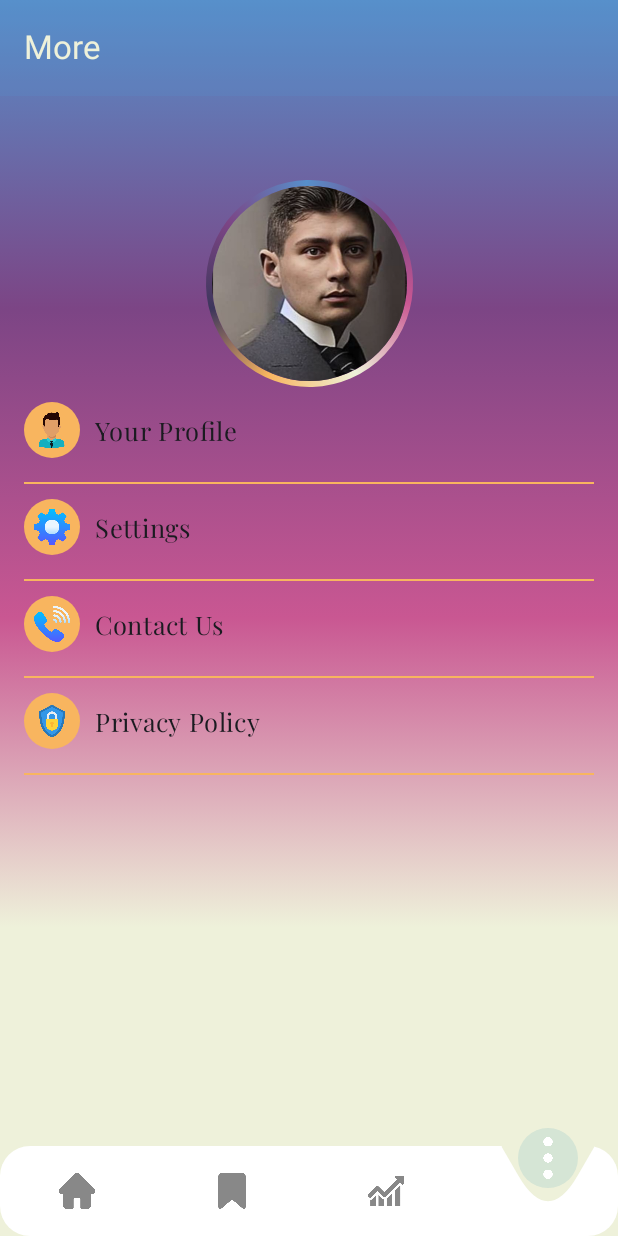
After one commit to MahmoudElshaarawy2020/NewsDBTask, an Android app built with Jetpack Compose: the MoreScreen screen opened through its navigation route, on a phone screen of 412 x 824 dp. The commit adds this screen. Run offline under Robolectric (Android 15) with nearby library versions, the phone set to English and light mode, and no system bars; our stand-ins replace Dagger/Hilt's generated code, Shimmer, accompanist, paging; libraries missing offline, so code that uses them is left out: com.google.accompanist.navigation.

Commit message:
Finished the animation of the more screen

```diff
--- a/app/build.gradle.kts
+++ b/app/build.gradle.kts
@@ -66,6 +66,8 @@ dependencies {
     debugImplementation(libs.androidx.ui.tooling)
     debugImplementation(libs.androidx.ui.test.manifest)
     implementation ("com.github.PhilJay:MPAndroidChart:v3.1.0")
+    implementation ("com.google.accompanist:accompanist-navigation-animation:0.34.0")
+
 
 
 //    //vice charts
--- a/app/src/main/java/com/example/newsdbtask/navigation/AppNavigation.kt
+++ b/app/src/main/java/com/example/newsdbtask/navigation/AppNavigation.kt
@@ -1,4 +1,16 @@
 package com.example.newsdbtask.navigation
+
+import androidx.compose.animation.ExperimentalAnimationApi
+import androidx.compose.animation.core.tween
+import androidx.compose.animation.AnimatedContentScope
+import androidx.compose.animation.EnterTransition
+import androidx.compose.animation.ExitTransition
+import androidx.compose.animation.fadeIn
+import androidx.compose.animation.fadeOut
+import androidx.compose.animation.scaleIn
+import androidx.compose.animation.scaleOut
+import androidx.compose.animation.slideInHorizontally
+import androidx.compose.animation.slideOutHorizontally
 
 import androidx.compose.foundation.layout.fillMaxSize
 import androidx.compose.foundation.layout.navigationBarsPadding
@@ -8,8 +20,6 @@ import androidx.compose.material3.Scaffold
 import androidx.compose.runtime.Composable
 import androidx.compose.ui.Modifier
 import androidx.navigation.NavHostController
-import androidx.navigation.compose.NavHost
-import androidx.navigation.compose.composable
 import androidx.navigation.compose.currentBackStackEntryAsState
 import com.example.newsdbtask.R
 import com.example.newsdbtask.navigation.nav_bar.BottomNavItem
@@ -17,7 +27,12 @@ import com.example.newsdbtask.navigation.nav_bar.BottomNavigationBar
 import com.example.newsdbtask.ui.presentation.chart.ChartScreen
 import com.example.newsdbtask.ui.presentation.favorite.FavoriteScreen
 import com.example.newsdbtask.ui.presentation.home.HomeScreen
+import com.example.newsdbtask.ui.presentation.more.MoreScreen
+import com.google.accompanist.navigation.animation.AnimatedNavHost
+import com.google.accompanist.navigation.animation.composable
 
+
+@OptIn(ExperimentalAnimationApi::class)
 @Composable
 fun AppNavigation(
     navController: NavHostController,
@@ -40,6 +55,10 @@ fun AppNavigation(
         BottomNavItem(
             label = "Chart",
             icon = R.drawable.chart_ic
+        ),
+        BottomNavItem(
+            label = "More",
+            icon = R.drawable.more_ic
         )
     )
 
@@ -47,6 +66,7 @@ fun AppNavigation(
         currentRoute?.contains(Screen.Home.route) == true -> 0
         currentRoute?.contains(Screen.Favorite.route) == true -> 1
         currentRoute?.contains(Screen.Chart.route) == true -> 2
+        currentRoute?.contains(Screen.More.route) == true -> 3
         else -> -1
     }
 
@@ -55,7 +75,12 @@ fun AppNavigation(
             .fillMaxSize()
             .navigationBarsPadding(),
         bottomBar = {
-            if (currentRoute?.contains(Screen.Home.route) == true || currentRoute?.contains(Screen.Favorite.route) == true || currentRoute?.contains(Screen.Chart.route) == true) {
+            if (
+                currentRoute?.contains(Screen.Home.route) == true ||
+                currentRoute?.contains(Screen.Favorite.route) == true ||
+                currentRoute?.contains(Screen.Chart.route) == true ||
+                currentRoute?.contains(Screen.More.route) == true
+            ) {
                 BottomNavigationBar(
                     items = bottomNavItems,
                     selectedIndex = selectedItemIndex,
@@ -84,6 +109,14 @@ fun AppNavigation(
                                     restoreState = true
                                 }
                             }
+
+                            3 -> {
+                                navController.navigate(Screen.More.route) {
+                                    popUpTo(Screen.Home.route) { saveState = true }
+                                    launchSingleTop = true
+                                    restoreState = true
+                                }
+                            }
                         }
                     }
                 )
@@ -92,30 +125,46 @@ fun AppNavigation(
         },
         containerColor = MaterialTheme.colorScheme.background
     ) { innerPadding ->
-        NavHost(
+        AnimatedNavHost(
             navController = navController,
             startDestination = startDestination,
-            modifier = Modifier
-                .fillMaxSize()
+            modifier = Modifier.fillMaxSize(),
+            enterTransition = {
+                if (targetState.destination.route == Screen.More.route) {
+                    fadeIn() + scaleIn()
+                } else EnterTransition.None
+            },
+            exitTransition = {
+                if (initialState.destination.route == Screen.More.route) {
+                    fadeOut() + scaleOut()
+
+                } else ExitTransition.None
+            },
+            popEnterTransition = {
+                if (targetState.destination.route == Screen.More.route) {
+                    fadeIn() + scaleIn()
+                } else EnterTransition.None
+            },
+            popExitTransition = {
+                if (initialState.destination.route == Screen.More.route) {
+                    fadeOut() + scaleOut()
+                } else ExitTransition.None
+            }
+
         ) {
             composable(Screen.Home.route) {
-                HomeScreen(
-                    navController = navController,
-                )
+                HomeScreen(navController = navController)
             }
             composable(Screen.Favorite.route) {
-                FavoriteScreen(
-                    modifier = Modifier
-                        .fillMaxSize()
-                )
+                FavoriteScreen(Modifier.fillMaxSize())
             }
-
             composable(Screen.Chart.route) {
-                ChartScreen(
-                    modifier = Modifier
-                        .fillMaxSize()
-                )
+                ChartScreen(Modifier.fillMaxSize())
+            }
+            composable(Screen.More.route) {
+                MoreScreen(Modifier.fillMaxSize())
             }
         }
+
     }
 }
--- a/app/src/main/java/com/example/newsdbtask/navigation/Screen.kt
+++ b/app/src/main/java/com/example/newsdbtask/navigation/Screen.kt
@@ -4,4 +4,5 @@ sealed class Screen(val route: String) {
     object Home : Screen("home_screen")
     object Favorite : Screen("favorite_screen")
     object Chart : Screen("chart_screen")
+    object More : Screen("more_screen")
 }
--- /dev/null
+++ b/app/src/main/java/com/example/newsdbtask/ui/presentation/components/animation/CustomRow.kt
@@ -0,0 +1,157 @@
+package com.example.newsdbtask.ui.presentation.components.animation
+
+import androidx.compose.foundation.background
+import androidx.compose.foundation.clickable
+import androidx.compose.foundation.interaction.MutableInteractionSource
+import androidx.compose.foundation.interaction.PressInteraction
+import androidx.compose.foundation.layout.Arrangement
+import androidx.compose.foundation.layout.Box
+import androidx.compose.foundation.layout.Column
+import androidx.compose.foundation.layout.Row
+import androidx.compose.foundation.layout.Spacer
+import androidx.compose.foundation.layout.fillMaxWidth
+import androidx.compose.foundation.layout.padding
+import androidx.compose.foundation.layout.size
+import androidx.compose.foundation.shape.CircleShape
+import androidx.compose.material3.Divider
+import androidx.compose.material3.Icon
+import androidx.compose.material3.Text
+import androidx.compose.runtime.Composable
+import androidx.compose.runtime.LaunchedEffect
+import androidx.compose.runtime.getValue
+import androidx.compose.runtime.remember
+import androidx.compose.runtime.rememberCoroutineScope
+import androidx.compose.runtime.rememberUpdatedState
+import androidx.compose.ui.Alignment
+import androidx.compose.ui.Modifier
+import androidx.compose.ui.draw.clip
+import androidx.compose.ui.graphics.Color
+import androidx.compose.ui.graphics.TransformOrigin
+import androidx.compose.ui.graphics.graphicsLayer
+import androidx.compose.ui.res.colorResource
+import androidx.compose.ui.res.painterResource
+import androidx.compose.ui.text.font.Font
+import androidx.compose.ui.text.font.FontFamily
+import androidx.compose.ui.unit.dp
+import androidx.compose.ui.unit.sp
+import com.example.newsdbtask.R
+import kotlinx.coroutines.CoroutineScope
+
+@Composable
+fun CustomRow(
+    text: String,
+    icon: Int,
+    onClick: () -> Unit = {}
+) {
+    val interactionSource = remember { MutableInteractionSource() }
+    val jumpState = rememberJumpAnimationState(
+        onClick = onClick,
+        interactionSource = interactionSource
+    )
+
+    val customFontFamily = FontFamily(Font(R.font.my_font))
+
+    Column(
+        modifier = Modifier.fillMaxWidth(),
+        horizontalAlignment = Alignment.CenterHorizontally,
+        verticalArrangement = Arrangement.Center
+    ) {
+        Row(
+            modifier = Modifier
+                .clickable(
+                    interactionSource = interactionSource,
+                    indication = null
+                ) { /* Shared interaction triggers animation */ }
+                .fillMaxWidth()
+                .padding(horizontal = 16.dp),
+            verticalAlignment = Alignment.CenterVertically,
+            horizontalArrangement = Arrangement.SpaceBetween
+        ) {
+            Row(verticalAlignment = Alignment.CenterVertically) {
+                Box(
+                    modifier = Modifier
+                        .size(37.dp)
+                        .clip(CircleShape)
+                        .background(colorResource(R.color.dark_yellow)),
+                    contentAlignment = Alignment.Center
+                ) {
+                    Icon(
+                        modifier = Modifier
+                            .size(24.dp)
+                            .jumpOnClick(jumpState),
+                        painter = painterResource(icon),
+                        tint = Color.Unspecified,
+                        contentDescription = null
+                    )
+                }
+
+                Text(
+                    modifier = Modifier
+                        .padding(start = 10.dp)
+                        .clickable(
+                            interactionSource = interactionSource,
+                            indication = null
+                        ) { /* Same interaction source triggers animation */ },
+                    text = text,
+                    fontFamily = customFontFamily,
+                    fontSize = 17.sp
+                )
+            }
+        }
+
+        Spacer(modifier = Modifier.size(16.dp))
+
+        Divider(
+            modifier = Modifier
+                .fillMaxWidth()
+                .padding(horizontal = 16.dp)
+                .size(height = 1.dp, width = 300.dp),
+            color = colorResource(R.color.dark_yellow)
+        )
+    }
+}
+
+
+fun Modifier.jumpOnClick(
+    state: JumpAnimationState
+) = this then Modifier
+    .clickable(
+        interactionSource = state.interactionSource,
+        indication = null,
+        onClick = { /* this is handled in the state */ },
+    )
+    .graphicsLayer {
+        transformOrigin = TransformOrigin(
+            pivotFractionX = 0.5f,
+            pivotFractionY = 1.0f,
+        )
+        scaleY = state.scale.value
+        translationY = state.translation.value * size.height
+    }
+
+@Composable
+fun rememberJumpAnimationState(
+    onClick: () -> Unit,
+    scope: CoroutineScope = rememberCoroutineScope(),
+    interactionSource: MutableInteractionSource = remember { MutableInteractionSource() },
+): JumpAnimationState {
+    val state = remember(scope, interactionSource) {
+        JumpAnimationState(
+            scope = scope,
+            interactionSource = interactionSource,
+        )
+    }
+
+    val onClickLambda by rememberUpdatedState(onClick)
+    LaunchedEffect(interactionSource) {
+        interactionSource.interactions.collect { interaction ->
+            when (interaction) {
+                is PressInteraction.Press -> state.onPress()
+                is PressInteraction.Release -> state.onRelease(onClickLambda)
+                is PressInteraction.Cancel -> state.onCancel()
+            }
+        }
+    }
+
+    return state
+}
--- /dev/null
+++ b/app/src/main/java/com/example/newsdbtask/ui/presentation/components/animation/RotatingBorderProfileImage.kt
@@ -0,0 +1,85 @@
+package com.example.newsdbtask.ui.presentation.components.animation
+
+import androidx.compose.animation.core.LinearEasing
+import androidx.compose.animation.core.RepeatMode
+import androidx.compose.animation.core.animateFloat
+import androidx.compose.animation.core.infiniteRepeatable
+import androidx.compose.animation.core.rememberInfiniteTransition
+import androidx.compose.animation.core.tween
+import androidx.compose.foundation.BorderStroke
+import androidx.compose.foundation.Image
+import androidx.compose.foundation.border
+import androidx.compose.foundation.layout.Box
+import androidx.compose.foundation.layout.size
+import androidx.compose.foundation.shape.CircleShape
+import androidx.compose.runtime.Composable
+import androidx.compose.runtime.getValue
+import androidx.compose.ui.Alignment
+import androidx.compose.ui.Modifier
+import androidx.compose.ui.draw.clip
+import androidx.compose.ui.draw.rotate
+import androidx.compose.ui.graphics.Brush
+import androidx.compose.ui.layout.ContentScale
+import androidx.compose.ui.res.colorResource
+import androidx.compose.ui.res.painterResource
+import androidx.compose.ui.unit.dp
+import com.example.newsdbtask.R
+
+@Composable
+fun RotatingBorderProfileImage(
+    modifier: Modifier = Modifier,
+    imageRes: Int
+) {
+    // Infinite rotation animation for the border only
+    val infiniteTransition = rememberInfiniteTransition(label = "Border Rotation")
+
+    val rotation by infiniteTransition.animateFloat(
+        initialValue = 0f,
+        targetValue = 360f,
+        animationSpec = infiniteRepeatable(
+            animation = tween(durationMillis = 3000, easing = LinearEasing),
+            repeatMode = RepeatMode.Restart
+        ),
+        label = "Rotation"
+    )
+
+    val brush = Brush.sweepGradient(
+        listOf(
+            colorResource(R.color.second_blue),
+            colorResource(R.color.dark_purple),
+            colorResource(R.color.dark_pink),
+            colorResource(R.color.light_yellow),
+            colorResource(R.color.dark_yellow),
+            colorResource(R.color.dark_blue),
+            colorResource(R.color.dark_purple),
+            colorResource(R.color.second_blue),
+        )
+    )
+
+    val imageSize = 130.dp
+    val borderThickness = 4.dp
+
+    Box(
+        modifier = modifier.size(imageSize + borderThickness * 2),
+        contentAlignment = Alignment.Center
+    ) {
+        Box(
+            modifier = Modifier
+                .matchParentSize()
+                .rotate(rotation)
+                .border(
+                    BorderStroke(borderThickness, brush),
+                    shape = CircleShape
+                )
+        )
+
+        Image(
+            painter = painterResource(id = imageRes),
+            contentDescription = "Profile Image",
+            contentScale = ContentScale.Crop,
+            modifier = Modifier
+                .size(imageSize)
+                .clip(CircleShape)
+        )
+    }
+}
--- a/app/src/main/java/com/example/newsdbtask/ui/presentation/favorite/FavoriteScreen.kt
+++ b/app/src/main/java/com/example/newsdbtask/ui/presentation/favorite/FavoriteScreen.kt
@@ -21,7 +21,7 @@ import androidx.compose.ui.res.colorResource
 import androidx.compose.ui.unit.dp
 import androidx.hilt.navigation.compose.hiltViewModel
 import com.example.newsdbtask.R
-import com.example.newsdbtask.ui.presentation.components.NewsCard
+import com.example.newsdbtask.ui.presentation.components.card.NewsCard
 
 @OptIn(ExperimentalMaterial3Api::class)
 @Composable
--- a/app/src/main/java/com/example/newsdbtask/ui/presentation/home/HomeScreen.kt
+++ b/app/src/main/java/com/example/newsdbtask/ui/presentation/home/HomeScreen.kt
@@ -29,7 +29,7 @@ import androidx.navigation.NavController
 import com.example.constants.Result
 import com.example.data.response.ArticlesItem
 import com.example.newsdbtask.R
-import com.example.newsdbtask.ui.presentation.components.NewsCard
+import com.example.newsdbtask.ui.presentation.components.card.NewsCard
 import com.example.newsdbtask.ui.presentation.favorite.FavoritesViewModel
 import com.example.newsdbtask.ui.presentation.components.shimmer_loader.PlaceholderNewsCard
 
--- /dev/null
+++ b/app/src/main/java/com/example/newsdbtask/ui/presentation/more/MoreScreen.kt
@@ -0,0 +1,85 @@
+package com.example.newsdbtask.ui.presentation.more
+
+import androidx.compose.foundation.background
+import androidx.compose.foundation.layout.Arrangement
+import androidx.compose.foundation.layout.Box
+import androidx.compose.foundation.layout.Column
+import androidx.compose.foundation.layout.Spacer
+import androidx.compose.foundation.layout.fillMaxSize
+import androidx.compose.foundation.layout.padding
+import androidx.compose.foundation.layout.size
+import androidx.compose.material3.ExperimentalMaterial3Api
+import androidx.compose.material3.Text
+import androidx.compose.material3.TopAppBar
+import androidx.compose.material3.TopAppBarDefaults
+import androidx.compose.runtime.Composable
+import androidx.compose.ui.Alignment
+import androidx.compose.ui.Modifier
+import androidx.compose.ui.graphics.Brush
+import androidx.compose.ui.res.colorResource
+import androidx.compose.ui.text.font.Font
+import androidx.compose.ui.text.font.FontFamily
+import androidx.compose.ui.unit.dp
+import com.example.newsdbtask.R
+import com.example.newsdbtask.ui.presentation.components.animation.CustomRow
+import com.example.newsdbtask.ui.presentation.components.animation.RotatingBorderProfileImage
+
+@OptIn(ExperimentalMaterial3Api::class)
+@Composable
+fun MoreScreen(modifier: Modifier = Modifier) {
+    val gradientBrush = Brush.verticalGradient(
+        colors = listOf(
+            colorResource(R.color.second_blue),
+            colorResource(R.color.dark_purple),
+            colorResource(R.color.dark_pink),
+            colorResource(R.color.light_yellow),
+            colorResource(R.color.light_yellow),
+        )
+    )
+    val customFontFamily = FontFamily(
+        Font(R.font.my_font)
+    )
+
+    Box(
+        modifier = modifier
+            .fillMaxSize()
+            .background(brush = gradientBrush)
+    ) {
+
+        Column(
+            modifier = Modifier
+                .fillMaxSize()
+                .background(brush = gradientBrush)
+                .padding(top = 56.dp),
+            horizontalAlignment = Alignment.CenterHorizontally,
+            verticalArrangement = Arrangement.Top
+        ) {
+            Spacer(modifier = Modifier.size(64.dp))
+
+            RotatingBorderProfileImage(imageRes = R.drawable.franz_img)
+
+            Spacer(modifier = Modifier.size(10.dp))
+            CustomRow(text = "Your Profile", icon = R.drawable.man_ic)
+            Spacer(modifier = Modifier.size(10.dp))
+            CustomRow(text = "Settings", icon = R.drawable.settings_ic)
+            Spacer(modifier = Modifier.size(10.dp))
+            CustomRow(text = "Contact Us", icon = R.drawable.phone_ic)
+            Spacer(modifier = Modifier.size(10.dp))
+            CustomRow(text = "Privacy Policy", icon = R.drawable.privacy_ic)
+        }
+
+        TopAppBar(
+            title = {
+                Text(
+                    text = "More",
+                    color = colorResource(id = R.color.light_yellow))
+            },
+            colors = TopAppBarDefaults.topAppBarColors(
+                containerColor = colorResource(id = R.color.second_blue).copy(alpha = 0.2f)
+            )
+        )
+
+//        SnowfallEffect()
+
+    }
+}
--- a/app/src/main/res/values/colors.xml
+++ b/app/src/main/res/values/colors.xml
@@ -12,4 +12,8 @@
     <color name="light_green2">#D5E5D5</color>
     <color name="light_yellow">#EEF1DA</color>
     <color name="light_purple">#ADB2D4</color>
+    <color name="dark_yellow">#F8B55F</color>
+    <color name="dark_pink">#C95792</color>
+    <color name="dark_purple">#7C4585</color>
+    <color name="dark_blue">#3D365C</color>
 </resources>
```
Also changed, not shown: app/src/main/java/com/example/newsdbtask/ui/presentation/components/animation/JumpAnimationState.kt (added, +82 -0 lines), app/src/main/java/com/example/newsdbtask/ui/presentation/components/card/NewsCard.kt (renamed from app/src/main/java/com/example/newsdbtask/ui/presentation/components/NewsCard.kt, +1 -6 lines), app/src/main/java/com/example/newsdbtask/ui/presentation/components/chart/ArticleSourceBarChart.kt (indentation only), app/src/main/res/drawable/franz_img.png (added), app/src/main/res/drawable/man_ic.png (added), app/src/main/res/drawable/more_ic.png (added), app/src/main/res/drawable/phone_ic.png (added), app/src/main/res/drawable/privacy_ic.png (added), app/src/main/res/drawable/settings_ic.png (added), app/src/main/res/font/my_font.ttf (added).
